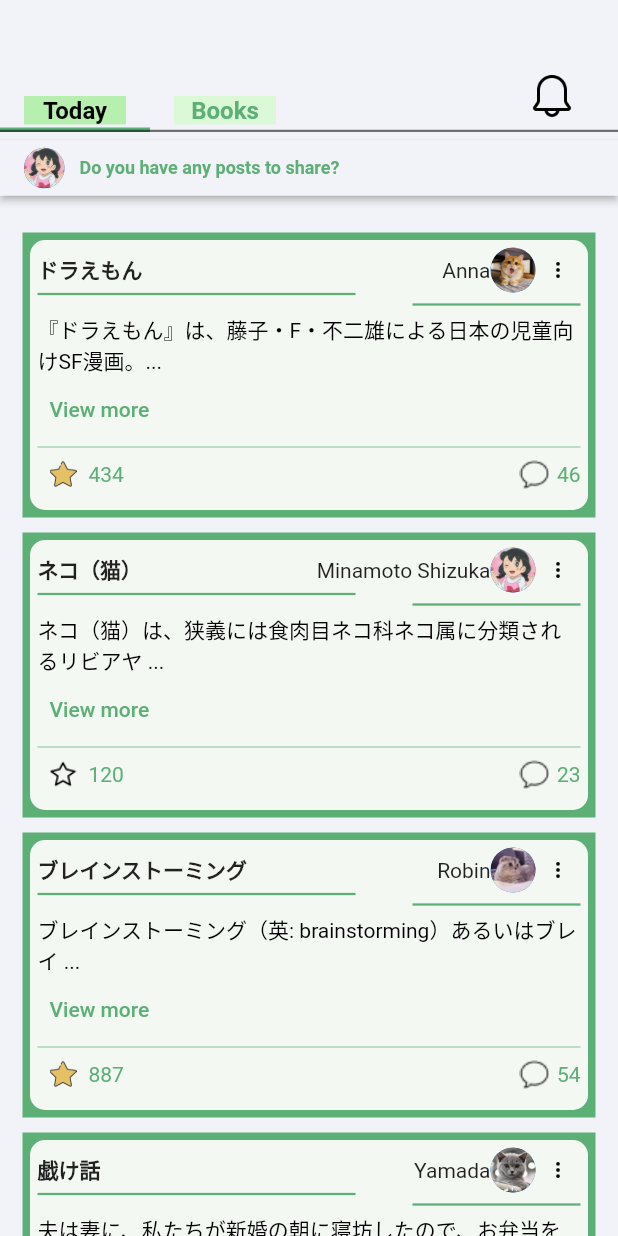
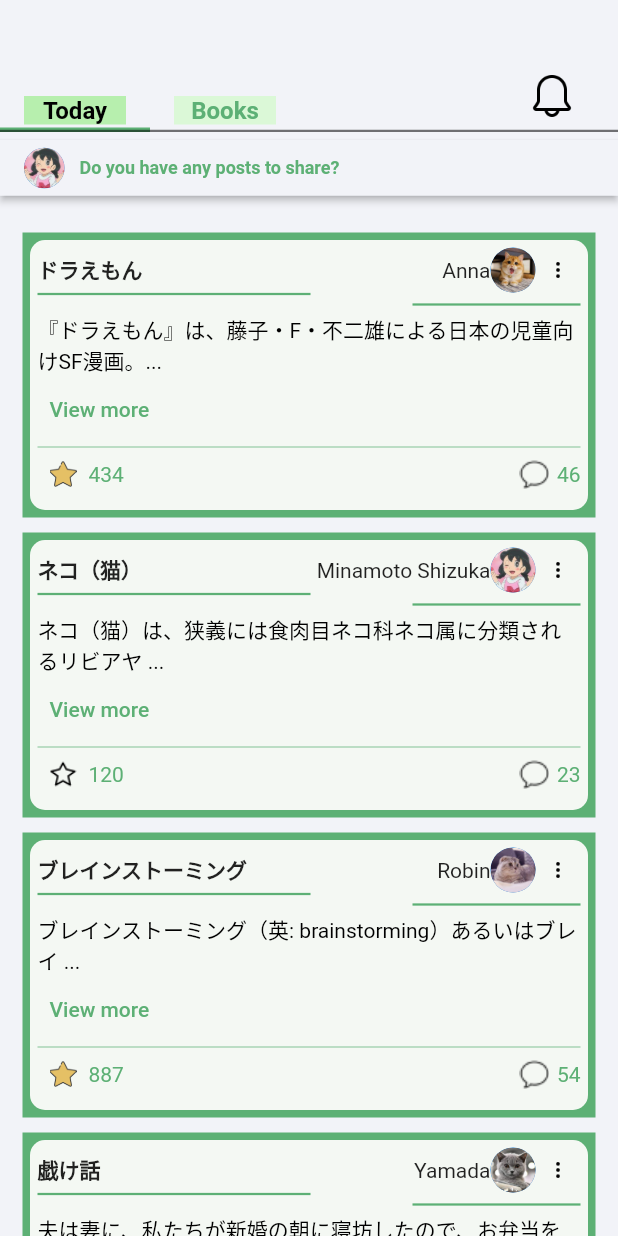
Before and after one commit to always-smile-T/Jgo, a Flutter app: the HomePageScreen screen opened directly, on a phone screen of 412 x 824 dp. Run offline on Flutter 3.47's test engine with Material 2 defaults, Android fonts, the phone set to English and light mode, and no system bars; statements that could not run were skipped.

Commit message:
update count commment

```diff
--- a/lib/jgo_app/main_function/jgo_home/home_page_screen.dart
+++ b/lib/jgo_app/main_function/jgo_home/home_page_screen.dart
@@ -143,7 +143,7 @@ class _HomePageScreenState extends State<HomePageScreen>
                               height: 2,
                               thickness: 1.5,
                               // indent: 5,
-                              endIndent: 150,
+                              endIndent: 180,
                             ),
                             const SizedBox(
                               height: 5,
--- a/lib/jgo_app/main_function/jgo_home/post/post_detail_screen.dart
+++ b/lib/jgo_app/main_function/jgo_home/post/post_detail_screen.dart
@@ -18,6 +18,7 @@ class _PostDetailScreenState extends State<PostDetailScreen> {
   int trans = 0;
   final List<Widget> _messages = <Widget>[];
   late TextEditingController _messageController = TextEditingController();
+  int count = 0;
 
   @override
   Widget build(BuildContext context) {
@@ -142,7 +143,7 @@ class _PostDetailScreenState extends State<PostDetailScreen> {
                                         const SizedBox(
                                           width: 5,
                                         ),
-                                        Text(post[index].cmt.toString(), style: const TextStyle(color: AppTheme.greenPrimary),)
+                                        Text((post[index].cmt + count).toString(), style: const TextStyle(color: AppTheme.greenPrimary),)
                                       ],
                                     ),
                                   ],
@@ -330,6 +331,7 @@ class _PostDetailScreenState extends State<PostDetailScreen> {
                                       ),
                                     ));
                                 _messageController = TextEditingController(text: '');
+                                count = count + 1;
                               } else {
                                 //do nothing
                               }
```
